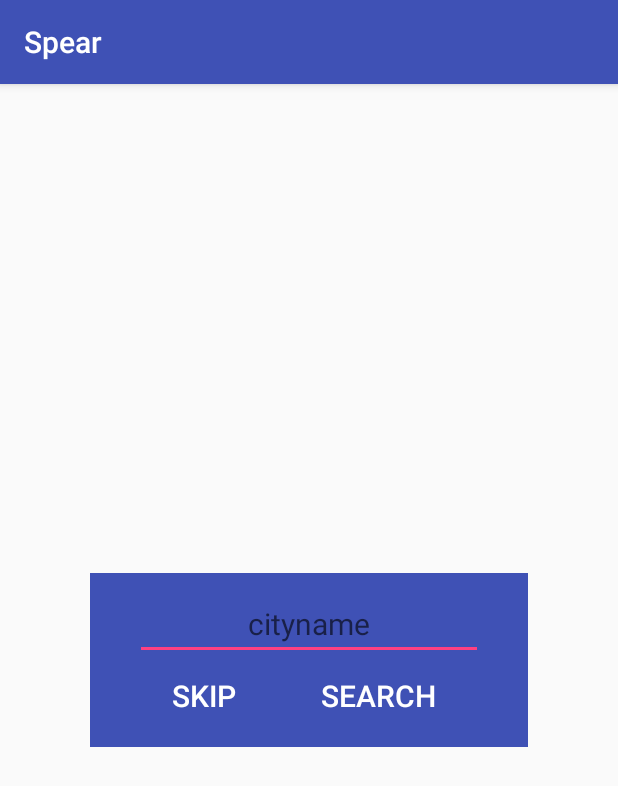
After one commit to Jon-River/Spear, an Android app: the fragment SearchFragment shown on its own in the app's theme, on a phone screen of 412 x 824 dp. The commit adds this screen. Shown: the top 786 px of the screen. Run offline under Robolectric (Android 15) with nearby library versions, the phone set to English and light mode, and no system bars; 1 statement that could not run was skipped.

Commit message:
weather layout changes, fab, search fragment

```diff
--- /dev/null
+++ b/app/src/main/java/fragments/search/SearchFragment.java
@@ -0,0 +1,53 @@
+package fragments.search;
+
+import android.os.Bundle;
+import android.support.v4.app.Fragment;
+import android.view.LayoutInflater;
+import android.view.View;
+import android.view.ViewGroup;
+import android.widget.Button;
+import android.widget.EditText;
+import com.spear.android.R;
+import com.spear.android.activities.MainActivity;
+
+/**
+ * A simple {@link Fragment} subclass.
+ */
+public class SearchFragment extends Fragment implements View.OnClickListener {
+
+  private Button btnSkip, btnFind;
+  private MainActivity main;
+  private EditText etCityZip;
+
+  public SearchFragment() {
+
+    // Required empty public constructor
+  }
+
+  @Override public View onCreateView(LayoutInflater inflater, ViewGroup container, Bundle savedInstanceState) {
+    // Inflate the layout for this fragment
+    View v = inflater.inflate(R.layout.fragment_search, container, false);
+    main = (MainActivity) getActivity();
+    btnFind = (Button) v.findViewById(R.id.btnFind);
+    btnSkip = (Button) v.findViewById(R.id.btnSkip);
+    etCityZip = (EditText) v.findViewById(R.id.etCity);
+
+    btnSkip.setOnClickListener(this);
+    btnFind.setOnClickListener(this);
+
+    return v;
+  }
+
+  @Override public void onClick(View v) {
+    if (v.getId() == R.id.btnSkip){
+      main.cambiarFragment(0);
+    }else if (v.getId() == R.id.btnFind){
+      String cityZip = etCityZip.getText().toString().trim();
+      if (cityZip!= null){
+        main.setResultSearch(cityZip);
+      }
+    }
+
+
+  }
+}
--- a/app/src/main/java/fragments/weather/WeatherView.java
+++ b/app/src/main/java/fragments/weather/WeatherView.java
@@ -9,4 +9,6 @@ import objects.OpenWeather.WeatherResponse;
 public interface WeatherView {
     void setWeatherResult(WeatherResponse weatherResult);
     void showError(String error);
+
+  void getWeatherByCityZip(String cityZip);
 }
--- /dev/null
+++ b/app/src/main/res/layout/fragment_search.xml
@@ -0,0 +1,74 @@
+<?xml version="1.0" encoding="utf-8"?>
+<LinearLayout xmlns:android="http://schemas.android.com/apk/res/android"
+    android:layout_width="match_parent"
+    android:layout_height="match_parent"
+    android:background="@android:color/transparent"
+    android:gravity="center_vertical"
+    android:orientation="vertical"
+    android:padding="60dp"
+    >
+
+
+  <LinearLayout
+      android:layout_width="match_parent"
+      android:layout_height="wrap_content"
+      android:background="@color/colorPrimary"
+      android:orientation="vertical"
+      android:paddingBottom="10dp"
+      android:paddingLeft="30dp"
+      android:paddingRight="30dp"
+      android:paddingTop="10dp"
+      >
+
+    <ScrollView
+        android:layout_width="match_parent"
+        android:layout_height="wrap_content"
+        >
+
+      <EditText
+          android:id="@+id/etCity"
+          android:layout_width="match_parent"
+          android:layout_height="wrap_content"
+          android:gravity="center"
+          android:hint="cityname"
+          android:textColor="@android:color/white"
+          android:textSize="20dp"
+          />
+    </ScrollView>
+
+
+    <LinearLayout
+        android:layout_width="match_parent"
+        android:layout_height="wrap_content"
+        android:orientation="horizontal"
+        android:weightSum="1"
+        >
+
+      <Button
+          android:id="@+id/btnSkip"
+          android:layout_width="0dp"
+          android:layout_height="wrap_content"
+          android:layout_weight="0.4"
+          android:background="@android:color/transparent"
+          android:text="Skip"
+          android:textSize="20dp"
+          android:textColor="@android:color/white"
+          />
+
+      <Button
+          android:id="@+id/btnFind"
+          android:layout_width="0dp"
+          android:layout_height="wrap_content"
+          android:layout_weight="0.6"
+          android:background="@android:color/transparent"
+          android:text="Search"
+          android:textSize="20dp"
+          android:textColor="@android:color/white"
+          />
+    </LinearLayout>
+
+
+  </LinearLayout>
+
+
+</LinearLayout>
--- a/app/src/main/res/values/strings.xml
+++ b/app/src/main/res/values/strings.xml
@@ -1,6 +1,6 @@
 <resources>
-    <string name="app_name">Spear</string>
+  <string name="app_name">Spear</string>
 
-    <!-- TODO: Remove or change this placeholder text -->
-    <string name="hello_blank_fragment">Hello blank fragment</string>
+  <!-- TODO: Remove or change this placeholder text -->
+  <string name="hello_blank_fragment">Hello blank fragment</string>
 </resources>
```
Also changed, not shown: app/build.gradle (+8 -8 lines), app/src/main/java/com/spear/android/activities/MainActivity.java (+22 -12 lines), app/src/main/java/fragments/weather/WeatherFragment.java (+87 -69 lines), app/src/main/res/layout/activity_main.xml (+8 -0 lines), app/src/main/res/layout/dialog_weather.xml (deleted, +0 -38 lines), app/src/main/res/layout/fragment_weather.xml (+99 -75 lines), app/src/main/res/layout/weather_search_view.xml (added, +48 -0 lines), app/src/main/res/mipmap-hdpi/search.png (added), app/src/main/res/mipmap-mdpi/search.png (added), app/src/main/res/mipmap-xhdpi/search.png (added), app/src/main/res/mipmap-xxhdpi/search.png (added), app/src/main/res/mipmap-xxxhdpi/search.png (added), app/src/main/search-web.png (added).
